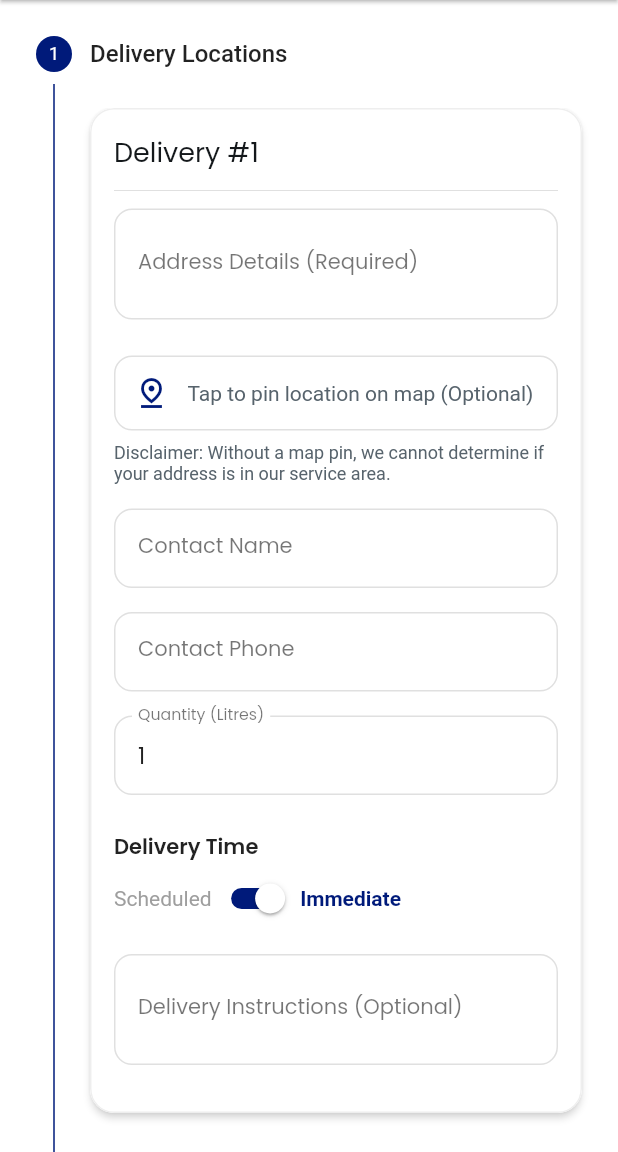
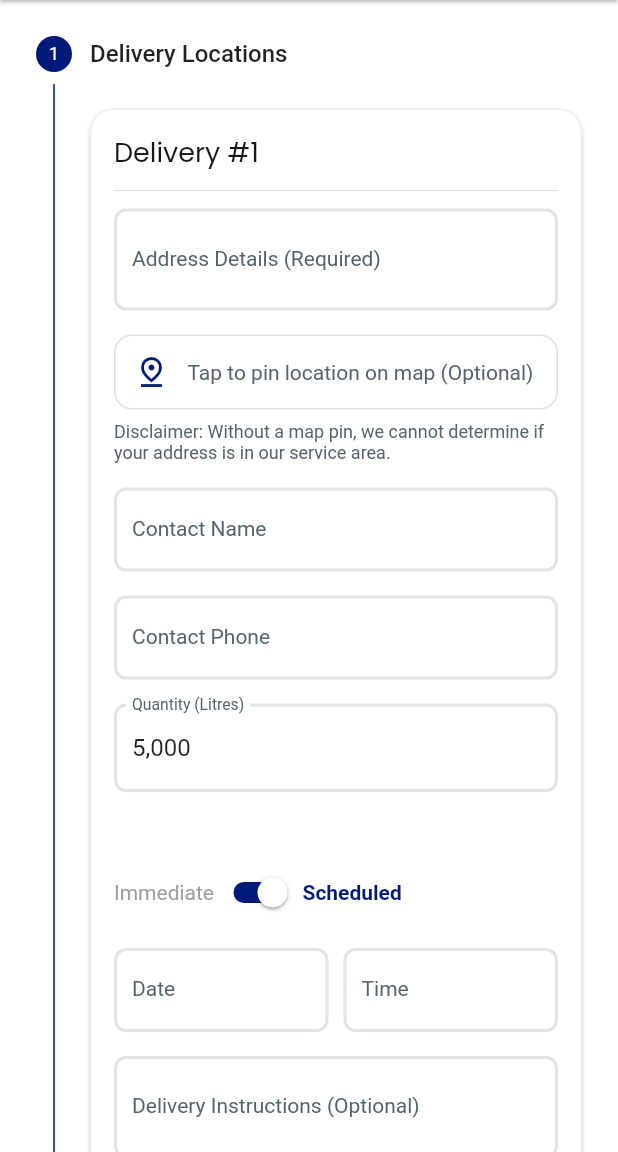
Before and after one commit to Kenac-Innovations/langa-water-delivery, a Flutter app: the CreateWaterOrderPage screen opened by its route, on a phone screen of 412 x 824 dp, the part 84-1236 px from its top. Run offline on Flutter 3.47's test engine with Material 3 defaults, Android fonts, the phone set to English and light mode, and no system bars; our stand-ins replace auto_size_text, connectivity_plus, dartz, device_info_plus, dio, equatable and 23 more; missing offline and left inert: flutter_google_places_hoc081098, google_api_headers, google_maps_flutter_platform_interface, json_path, ml_card_scanner; accounts and stored records are empty; Roboto replaces fonts that are missing (Readex Pro); project files that could hold a hidden picture were left out.

Commit message:
added chnages requested during presentation

```diff
--- a/user_app/lib/pages/create_water_order/delivery_card.dart
+++ b/user_app/lib/pages/create_water_order/delivery_card.dart
@@ -1,4 +1,5 @@
 import 'package:flutter/material.dart';
+import 'package:flutter/services.dart';
 import 'package:google_maps_flutter/google_maps_flutter.dart';
 import 'package:intl/intl.dart';
 import 'package:langas_user/flutter_flow/flutter_flow_theme.dart';
@@ -7,6 +8,26 @@
 import 'package:langas_user/pages/create_water_order/form_widgets.dart';
 import 'package:langas_user/pages/create_water_order/location_picker_page.dart';
 
+class ThousandsSeparatorInputFormatter extends TextInputFormatter {
+  static const separator = ',';
+
+  @override
+  TextEditingValue formatEditUpdate(
+      TextEditingValue oldValue, TextEditingValue newValue) {
+    if (newValue.text.isEmpty) {
+      return newValue.copyWith(text: '');
+    }
+
+    String a = newValue.text.replaceAll(separator, '');
+    var formatter = NumberFormat('###,###,###,###');
+    String newText = formatter.format(int.parse(a));
+
+    return newValue.copyWith(
+        text: newText,
+        selection: TextSelection.collapsed(offset: newText.length));
+  }
+}
+
 class DeliveryCard extends StatefulWidget {
   final DeliveryModel delivery;
   final int index;
@@ -14,6 +35,7 @@
   final VoidCallback onRemove;
   final Function(LatLng?, String) onLocationUpdate;
   final User? currentUser;
+  final Function(bool isImmediate) onDeliveryTypeChange;
 
   const DeliveryCard({
     super.key,
@@ -22,7 +44,8 @@
     required this.showRemoveButton,
     required this.onRemove,
     required this.onLocationUpdate,
-    this.currentUser,
+    required this.currentUser,
+    required this.onDeliveryTypeChange,
   });
 
   @override
@@ -47,14 +70,48 @@
   }
 
   Future<void> _pickTime() async {
+    final now = DateTime.now();
+    DateTime selectedDate;
+    try {
+      selectedDate =
+          DateFormat('yyyy-MM-dd').parse(widget.delivery.dateController.text);
+    } catch (e) {
+      selectedDate = now; // Default to now if parsing fails
+    }
+
+    TimeOfDay initialTime =
+        TimeOfDay.fromDateTime(now.add(const Duration(hours: 2)));
+
+    // If selected date is today, ensure initial time is in the future
+    if (selectedDate.year == now.year &&
+        selectedDate.month == now.month &&
+        selectedDate.day == now.day) {
+      if (now.hour + 2 > 23) {
+        // Cannot select a time today, handle this case if necessary
+      }
+    }
+
     final picked =
-        await showTimePicker(context: context, initialTime: TimeOfDay.now());
+        await showTimePicker(context: context, initialTime: initialTime);
     if (picked != null && mounted) {
-      final timeFormat = DateFormat("HH:mm:00");
-      final now = DateTime.now();
-      final dt =
-          DateTime(now.year, now.month, now.day, picked.hour, picked.minute);
-      widget.delivery.timeController.text = timeFormat.format(dt);
+      final selectedDateTime = DateTime(selectedDate.year, selectedDate.month,
+          selectedDate.day, picked.hour, picked.minute);
+      final twoHoursFromNow = now.add(const Duration(hours: 2));
+
+      // Validate time if the selected date is today
+      if (selectedDateTime.isBefore(twoHoursFromNow) &&
+          selectedDate
+              .isAtSameMomentAs(DateTime(now.year, now.month, now.day))) {
+        ScaffoldMessenger.of(context).showSnackBar(const SnackBar(
+          content: Text("Scheduled time must be at least 2 hours from now."),
+          backgroundColor: Colors.orange,
+        ));
+        return;
+      }
+
+      final timeFormat = DateFormat("HH:mm:ss");
+      setState(() => widget.delivery.timeController.text =
+          timeFormat.format(selectedDateTime));
     }
   }
 
@@ -112,7 +169,6 @@
               hintText: 'e.g., House 123, Main Street',
               maxLines: 2,
             ),
-            const SizedBox(height: 8),
             GestureDetector(
               onTap: () async {
                 final result = await Navigator.push<LocationResult>(
@@ -190,17 +246,34 @@
                 labelText: 'Contact Phone',
                 hintText: 'e.g., +263771234567',
                 keyboardType: TextInputType.phone),
-            FormWidgets.buildTextField(
-                context: context,
-                controller: widget.delivery.quantityController,
-                labelText: 'Quantity (Litres)',
-                hintText: 'e.g., 20',
-                keyboardType: TextInputType.number),
+            TextFormField(
+              controller: widget.delivery.quantityController,
+              decoration: FormWidgets.buildInputDecoration(context,
+                  labelText: 'Quantity (Litres)',
+                  hintText: 'Minimum 5,000 Litres'),
+              keyboardType: TextInputType.number,
+              inputFormatters: [
+                FilteringTextInputFormatter.digitsOnly,
+                ThousandsSeparatorInputFormatter(),
+              ],
+              validator: (val) {
+                if (val == null || val.isEmpty) {
+                  return 'Please enter a quantity';
+                }
+                final quantity = int.tryParse(val.replaceAll(',', ''));
+                if (quantity == null || quantity < 5000) {
+                  return 'Minimum 5,000 Litres';
+                }
+                return null;
+              },
+            ),
+            const SizedBox(height: 16),
             FormWidgets.buildDeliveryTypeToggle(
                 context: context,
-                isImmediate: !widget.delivery.isScheduled,
-                onChanged: (isImmediate) {
-                  setState(() => widget.delivery.isScheduled = !isImmediate);
+                isScheduled: widget.delivery.isScheduled,
+                onChanged: (isScheduled) {
+                  setState(() => widget.delivery.isScheduled = isScheduled);
+                  widget.onDeliveryTypeChange(!isScheduled);
                 }),
             if (widget.delivery.isScheduled)
               Row(
--- a/user_app/lib/pages/create_water_order/form_widgets.dart
+++ b/user_app/lib/pages/create_water_order/form_widgets.dart
@@ -3,6 +3,45 @@
 import 'package:langas_user/util/apps_enums.dart';
 
 class FormWidgets {
+  static InputDecoration buildInputDecoration(BuildContext context,
+      {required String labelText, String? hintText}) {
+    final theme = FlutterFlowTheme.of(context);
+    return InputDecoration(
+      labelText: labelText,
+      hintText: hintText,
+      labelStyle: theme.labelMedium,
+      hintStyle: theme.labelMedium,
+      enabledBorder: OutlineInputBorder(
+        borderSide: BorderSide(
+          color: theme.alternate,
+          width: 2.0,
+        ),
+        borderRadius: BorderRadius.circular(8.0),
+      ),
+      focusedBorder: OutlineInputBorder(
+        borderSide: BorderSide(
+          color: theme.primary,
+          width: 2.0,
+        ),
+        borderRadius: BorderRadius.circular(8.0),
+      ),
+      errorBorder: OutlineInputBorder(
+        borderSide: BorderSide(
+          color: theme.error,
+          width: 2.0,
+        ),
+        borderRadius: BorderRadius.circular(8.0),
+      ),
+      focusedErrorBorder: OutlineInputBorder(
+        borderSide: BorderSide(
+          color: theme.error,
+          width: 2.0,
+        ),
+        borderRadius: BorderRadius.circular(8.0),
+      ),
+    );
+  }
+
   static Widget buildTextField({
     required BuildContext context,
     required TextEditingController controller,
@@ -15,69 +54,71 @@
     int maxLines = 1,
     Widget? prefixIcon,
   }) {
+    final theme = FlutterFlowTheme.of(context);
     return Container(
       margin: const EdgeInsets.only(bottom: 16),
       child: TextFormField(
         controller: controller,
-        decoration: InputDecoration(
-          labelText: labelText,
-          labelStyle: FlutterFlowTheme.of(context).labelMedium.override(
-                fontFamily: 'Poppins',
-                color: Colors.black54,
-                fontSize: 14.0,
-                fontWeight: FontWeight.normal,
-              ),
-          hintText: hintText,
-          hintStyle: FlutterFlowTheme.of(context).bodyMedium.override(
-                fontFamily: 'Poppins',
-                color: Colors.black38,
-                fontSize: 14.0,
-                fontWeight: FontWeight.w300,
-              ),
-          enabledBorder: OutlineInputBorder(
-            borderSide: BorderSide(
-              color: Colors.grey.shade300,
-              width: 1.0,
-            ),
-            borderRadius: BorderRadius.circular(12.0),
-          ),
-          focusedBorder: OutlineInputBorder(
-            borderSide: BorderSide(
-              color: FlutterFlowTheme.of(context).primary,
-              width: 2.0,
-            ),
-            borderRadius: BorderRadius.circular(12.0),
-          ),
-          errorBorder: OutlineInputBorder(
-            borderSide: BorderSide(
-              color: FlutterFlowTheme.of(context).error,
-              width: 1.0,
-            ),
-            borderRadius: BorderRadius.circular(12.0),
-          ),
-          focusedErrorBorder: OutlineInputBorder(
-            borderSide: BorderSide(
-              color: FlutterFlowTheme.of(context).error,
-              width: 2.0,
-            ),
-            borderRadius: BorderRadius.circular(12.0),
-          ),
-          filled: true,
-          fillColor: Colors.white,
-          contentPadding:
-              const EdgeInsets.symmetric(horizontal: 16, vertical: 16),
-          prefixIcon: prefixIcon,
-        ),
-        style: FlutterFlowTheme.of(context).bodyMedium.override(
-              fontFamily: 'Poppins',
-              color: Colors.black87,
-              fontSize: 15.0,
-            ),
+        decoration: buildInputDecoration(context,
+                labelText: labelText, hintText: hintText)
+            .copyWith(prefixIcon: prefixIcon),
+        style: theme.bodyMedium,
         readOnly: readOnly,
         onTap: onTap,
         keyboardType: keyboardType,
         maxLines: maxLines,
         validator: validator,
+      ),
+    );
+  }
+
+  static Widget buildDeliveryTypeToggle({
+    required BuildContext context,
+    required bool isScheduled,
+    required Function(bool) onChanged,
+  }) {
+    final theme = FlutterFlowTheme.of(context);
+    return Container(
+      margin: const EdgeInsets.only(bottom: 5),
+      padding: const EdgeInsets.symmetric(vertical: 8),
+      child: Column(
+        mainAxisAlignment: MainAxisAlignment.start,
+        crossAxisAlignment: CrossAxisAlignment.start,
+        children: [
+          Text(
+            "Delivery Time",
+            style: theme.titleSmall,
+          ),
+          Row(
+            children: [
+              Text(
+                "Immediate",
+                style: TextStyle(
+                  color: !isScheduled ? theme.primary : Colors.grey,
+                  fontWeight:
+                      !isScheduled ? FontWeight.bold : FontWeight.normal,
+                  fontSize: 14,
+                ),
+              ),
+              Switch.adaptive(
+                value: isScheduled,
+                onChanged: onChanged,
+                activeColor: Colors.white,
+                activeTrackColor: theme.primary,
+                inactiveThumbColor: Colors.grey.shade400,
+                inactiveTrackColor: Colors.grey.shade300,
+              ),
+              Text(
+                "Scheduled",
+                style: TextStyle(
+                  color: isScheduled ? theme.primary : Colors.grey,
+                  fontWeight: isScheduled ? FontWeight.bold : FontWeight.normal,
+                  fontSize: 14,
+                ),
+              ),
+            ],
+          ),
+        ],
       ),
     );
   }
@@ -91,6 +132,7 @@
     required WaterPaymentType groupValue,
     required Function(WaterPaymentType?) onChanged,
   }) {
+    final theme = FlutterFlowTheme.of(context);
     bool isSelected = groupValue == value;
 
     return GestureDetector(
@@ -100,14 +142,10 @@
       child: Container(
         margin: const EdgeInsets.only(bottom: 12),
         decoration: BoxDecoration(
-          color: isSelected
-              ? FlutterFlowTheme.of(context).primary.withOpacity(0.05)
-              : Colors.white,
+          color: isSelected ? theme.primary.withOpacity(0.05) : Colors.white,
           borderRadius: BorderRadius.circular(12),
           border: Border.all(
-            color: isSelected
-                ? FlutterFlowTheme.of(context).primary
-                : Colors.grey.shade300,
+            color: isSelected ? theme.primary : Colors.grey.shade300,
             width: isSelected ? 2 : 1,
           ),
         ),
@@ -118,15 +156,13 @@
               padding: const EdgeInsets.all(8),
               decoration: BoxDecoration(
                 color: isSelected
-                    ? FlutterFlowTheme.of(context).primary.withOpacity(0.1)
+                    ? theme.primary.withOpacity(0.1)
                     : Colors.grey.shade100,
                 shape: BoxShape.circle,
               ),
               child: Icon(
                 icon,
-                color: isSelected
-                    ? FlutterFlowTheme.of(context).primary
-                    : Colors.grey.shade700,
+                color: isSelected ? theme.primary : Colors.grey.shade700,
                 size: 24,
               ),
             ),
@@ -137,7 +173,7 @@
                 children: [
                   Text(
                     title,
-                    style: FlutterFlowTheme.of(context).bodyMedium.override(
+                    style: theme.bodyMedium.override(
                       fontFamily: 'Poppins',
                       color: Colors.black87,
                       fontSize: 16.0,
@@ -146,7 +182,7 @@
                   ),
                   Text(
                     subtitle,
-                    style: FlutterFlowTheme.of(context).bodyMedium.override(
+                    style: theme.bodyMedium.override(
                       fontFamily: 'Poppins',
                       color: Colors.black54,
                       fontSize: 13.0,
@@ -158,7 +194,7 @@
             Radio<WaterPaymentType>(
               value: value,
               groupValue: groupValue,
-              activeColor: FlutterFlowTheme.of(context).primary,
+              activeColor: theme.primary,
               onChanged: onChanged,
             ),
           ],
@@ -166,99 +202,4 @@
       ),
     );
   }
-
-  static Widget buildDeliveryTypeToggle({
-    required BuildContext context,
-    required bool isImmediate,
-    required Function(bool) onChanged,
-  }) {
-    return Container(
-      margin: const EdgeInsets.only(bottom: 5),
-      padding: const EdgeInsets.symmetric(vertical: 8),
-      child: Column(
-        mainAxisAlignment: MainAxisAlignment.start,
-        crossAxisAlignment: CrossAxisAlignment.start,
-        children: [
-          Text(
-            "Delivery Time",
-            style: FlutterFlowTheme.of(context).titleSmall.override(
-                  fontFamily: 'Poppins',
-                  color: Colors.black87,
-                  fontSize: 14.0,
-                  fontWeight: FontWeight.w600,
-                ),
-          ),
-          Row(
-            children: [
-              Text(
-                "Scheduled",
-                style: TextStyle(
-                  color: !isImmediate
-                      ? FlutterFlowTheme.of(context).primary
-                      : Colors.grey,
-                  fontWeight:
-                      !isImmediate ? FontWeight.bold : FontWeight.normal,
-                  fontSize: 14,
-                ),
-              ),
-              Switch.adaptive(
-                value: isImmediate,
-                onChanged: onChanged,
-                activeColor: Colors.white,
-                activeTrackColor: FlutterFlowTheme.of(context).primary,
-                inactiveThumbColor: Colors.grey.shade400,
-                inactiveTrackColor: Colors.grey.shade300,
-              ),
-              Text(
-                "Immediate",
-                style: TextStyle(
-                  color: isImmediate
-                      ? FlutterFlowTheme.of(context).primary
-                      : Colors.grey,
-                  fontWeight: isImmediate ? FontWeight.bold : FontWeight.normal,
-                  fontSize: 14,
-                ),
-              ),
-            ],
-          ),
-        ],
-      ),
-    );
 }
-
-  static Widget buildCostItem({
-    required BuildContext context,
-    required String label,
-    required String value,
-    bool isTotal = false,
-  }) {
-    return Padding(
-      padding: const EdgeInsets.symmetric(vertical: 4.0),
-      child: Row(
-        mainAxisAlignment: MainAxisAlignment.spaceBetween,
-        children: [
-          Text(
-            label,
-            style: FlutterFlowTheme.of(context).bodyMedium.override(
-                  fontFamily: 'Poppins',
-                  color: isTotal ? Colors.black87 : Colors.black54,
-                  fontSize: isTotal ? 16.0 : 14.0,
-                  fontWeight: isTotal ? FontWeight.w600 : FontWeight.normal,
-                ),
-          ),
-          Text(
-            value,
-            style: FlutterFlowTheme.of(context).bodyMedium.override(
-                  fontFamily: 'Poppins',
-                  color: isTotal
-                      ? FlutterFlowTheme.of(context).primary
-                      : Colors.black87,
-                  fontSize: isTotal ? 16.0 : 14.0,
-                  fontWeight: isTotal ? FontWeight.w600 : FontWeight.w500,
-                ),
-          ),
-        ],
-      ),
-    );
-  }
-}
```
Also changed, not shown: user_app/lib/pages/create_water_order/create_water_order_page.dart (+43 -15 lines). Lines whose indentation alone changed are shown as unchanged.
